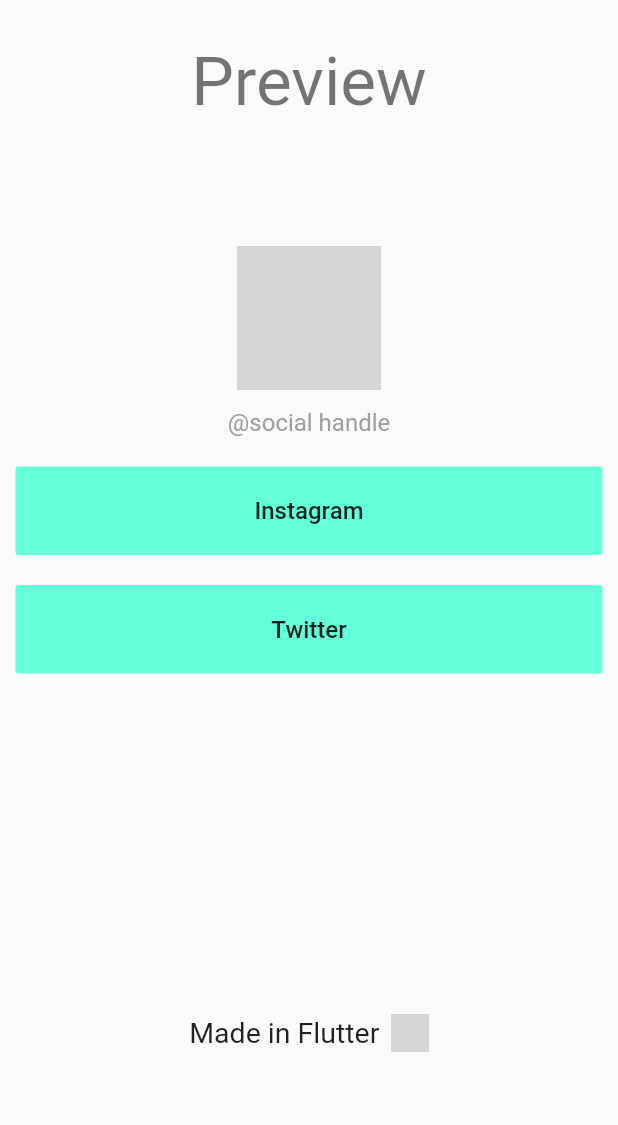
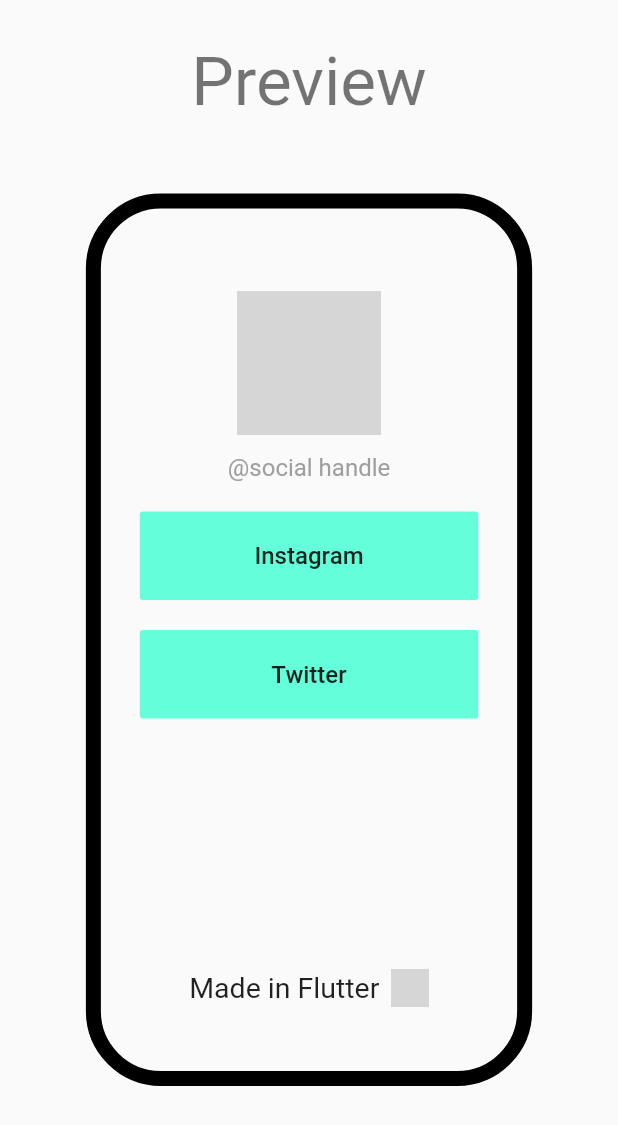
Before and after one commit to NaokiDohi/flutter_lp, a Flutter app: the PreviewSection widget shown alone on an empty page, opened directly, on a phone screen of 412 x 824 dp. Shown: the top 1125 px of the screen. Run offline on Flutter 3.47's test engine with Material 2 defaults, Android fonts, the phone set to English and light mode, and no system bars; network calls fail; grey boxes are pictures that could not be loaded.

Commit message:
Borders Using Aspect Ratio

```diff
--- a/lib/settings_page/preview_section.dart
+++ b/lib/settings_page/preview_section.dart
@@ -18,7 +18,24 @@ class PreviewSection extends StatelessWidget {
                 Text("Preview", style: Theme.of(context).textTheme.headline3),
           ),
           SizedBox(height: 20),
-          Expanded(child: LandingPage()),
+          Expanded(
+            child: Padding(
+              padding: const EdgeInsets.symmetric(horizontal: 38.0),
+              child: Center(
+                child: AspectRatio(
+                  aspectRatio: 1 / 2,
+                  child: Container(
+                    padding: EdgeInsets.all(20),
+                    decoration: BoxDecoration(
+                      border: Border.all(width: 10),
+                      borderRadius: BorderRadius.circular(50),
+                    ),
+                    child: LandingPage(),
+                  ),
+                ),
+              ),
+            ),
+          ),
           SizedBox(height: 100),
         ],
       ),
```
